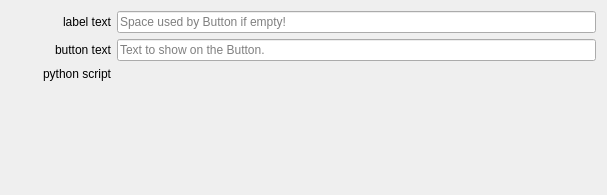
ewerybody/a2, file ui/a2element/button_edit.ui: the form before one commit.
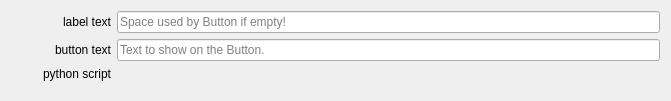
The form after the commit. Custom widgets are drawn as their Qt base class.

Patch:
```diff
--- a/ui/a2element/button_edit.ui
+++ b/ui/a2element/button_edit.ui
@@ -6,20 +6,14 @@
    <rect>
     <x>0</x>
     <y>0</y>
-    <width>607</width>
-    <height>195</height>
+    <width>671</width>
+    <height>101</height>
    </rect>
   </property>
   <property name="windowTitle">
    <string notr="true">Form</string>
   </property>
   <layout class="QFormLayout" name="edit_layout">
-   <property name="fieldGrowthPolicy">
-    <enum>QFormLayout::AllNonFixedFieldsGrow</enum>
-   </property>
-   <property name="labelAlignment">
-    <set>Qt::AlignRight|Qt::AlignTrailing|Qt::AlignVCenter</set>
-   </property>
    <item row="0" column="0">
     <widget class="QLabel" name="displayLabelLabel">
      <property name="minimumSize">
```
